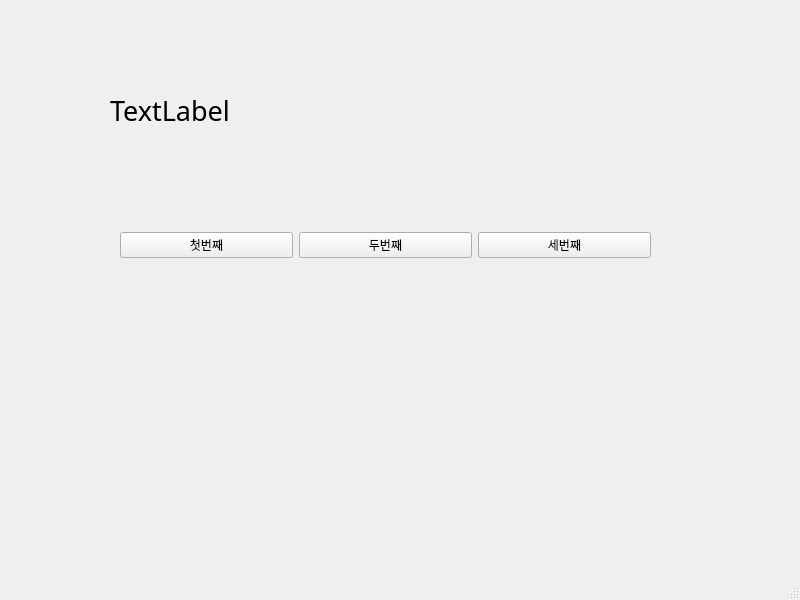
Before: the Qt Designer form form2.ui in papasmf1/python1018, drawn with Qt 5.
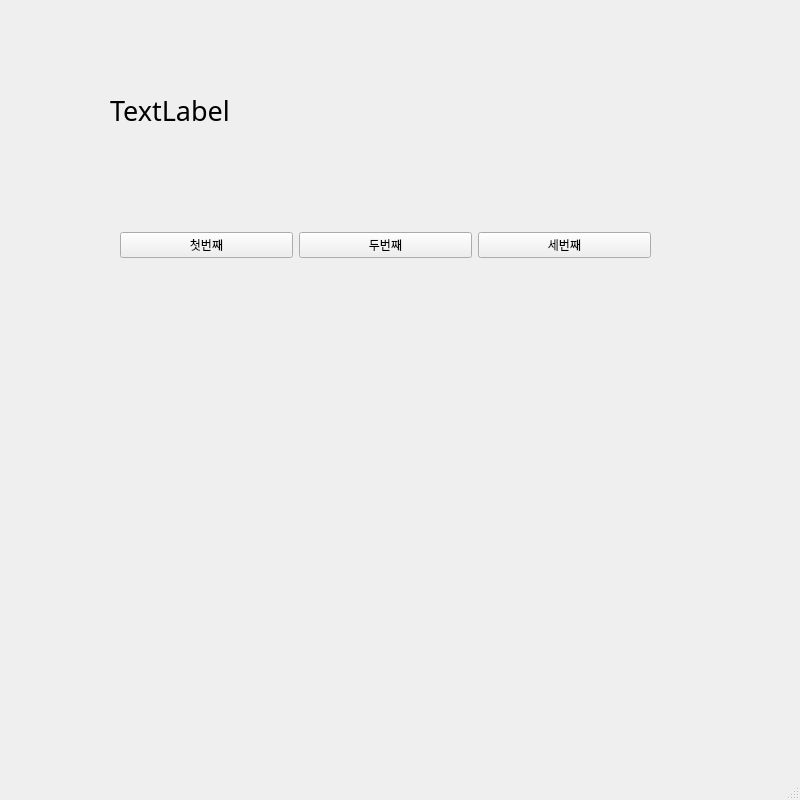
After: the same form once the commit is applied.

Commit message: Qt에서 시그널, 이벤트 처리

```diff
--- a/form2.ui
+++ b/form2.ui
@@ -7,7 +7,7 @@
     <x>0</x>
     <y>0</y>
     <width>800</width>
-    <height>600</height>
+    <height>800</height>
    </rect>
   </property>
   <property name="windowTitle">
```
The commit also changes 2 other files.
